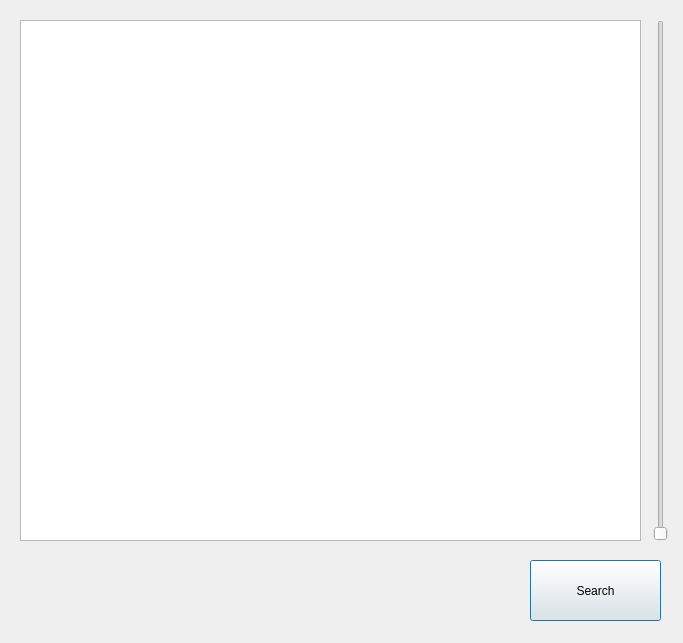
Before: the Qt Designer form UI/Impacted_List.ui in 723poil/CIMS_project, drawn with Qt 5.
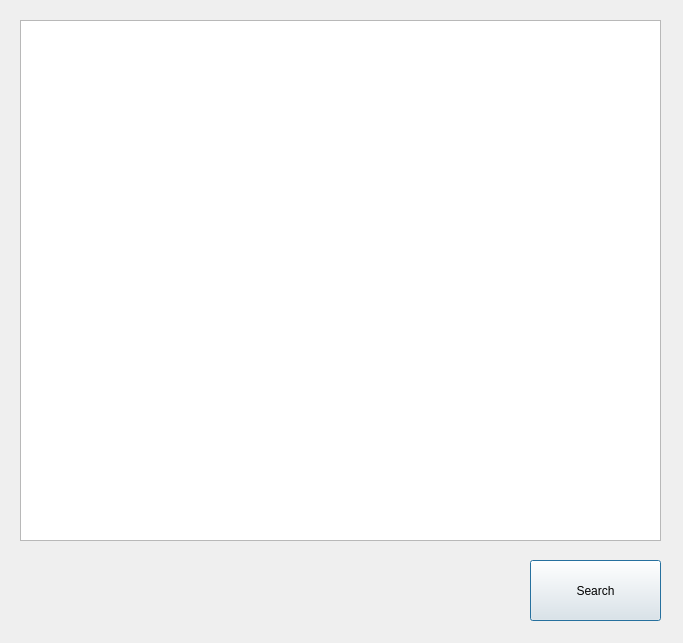
After: the same form once the commit is applied.

Patch:
```diff
--- a/UI/Impacted_List.ui
+++ b/UI/Impacted_List.ui
@@ -13,19 +13,6 @@
   <property name="windowTitle">
    <string>Impacted Place List</string>
   </property>
-  <widget class="QSlider" name="ImpactedPlaceListScroll">
-   <property name="geometry">
-    <rect>
-     <x>650</x>
-     <y>20</y>
-     <width>22</width>
-     <height>521</height>
-    </rect>
-   </property>
-   <property name="orientation">
-    <enum>Qt::Vertical</enum>
-   </property>
-  </widget>
   <widget class="QPushButton" name="SearchButton">
    <property name="geometry">
     <rect>
@@ -44,7 +31,7 @@
     <rect>
      <x>20</x>
      <y>20</y>
-     <width>621</width>
+     <width>641</width>
      <height>521</height>
     </rect>
    </property>
```
